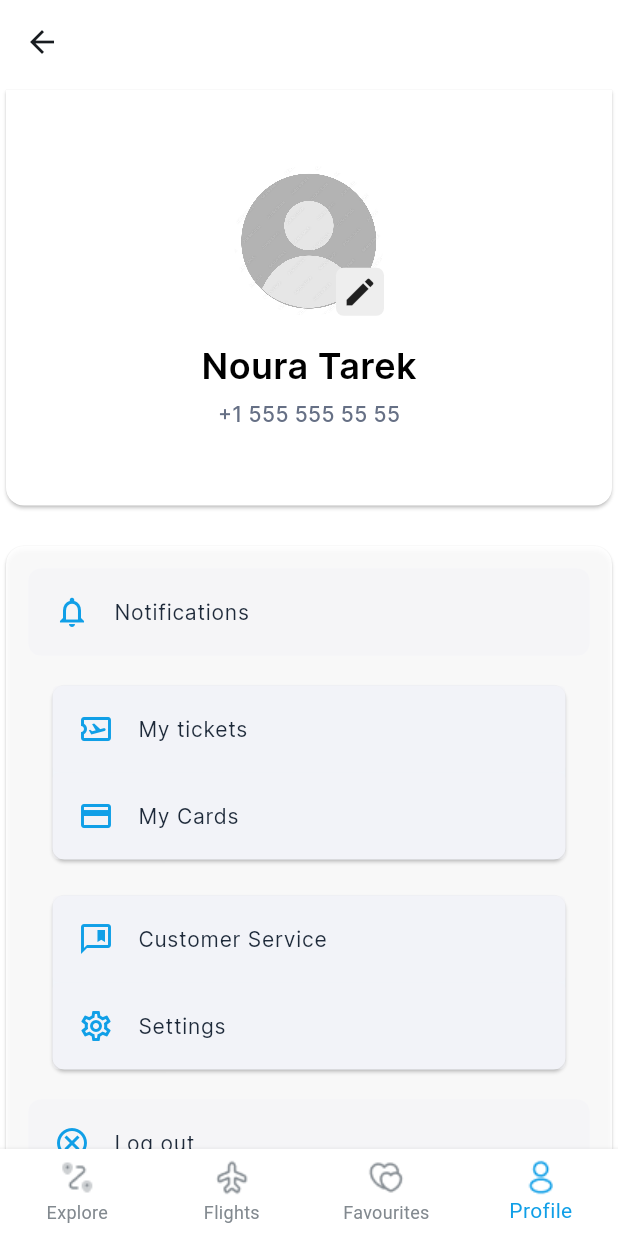
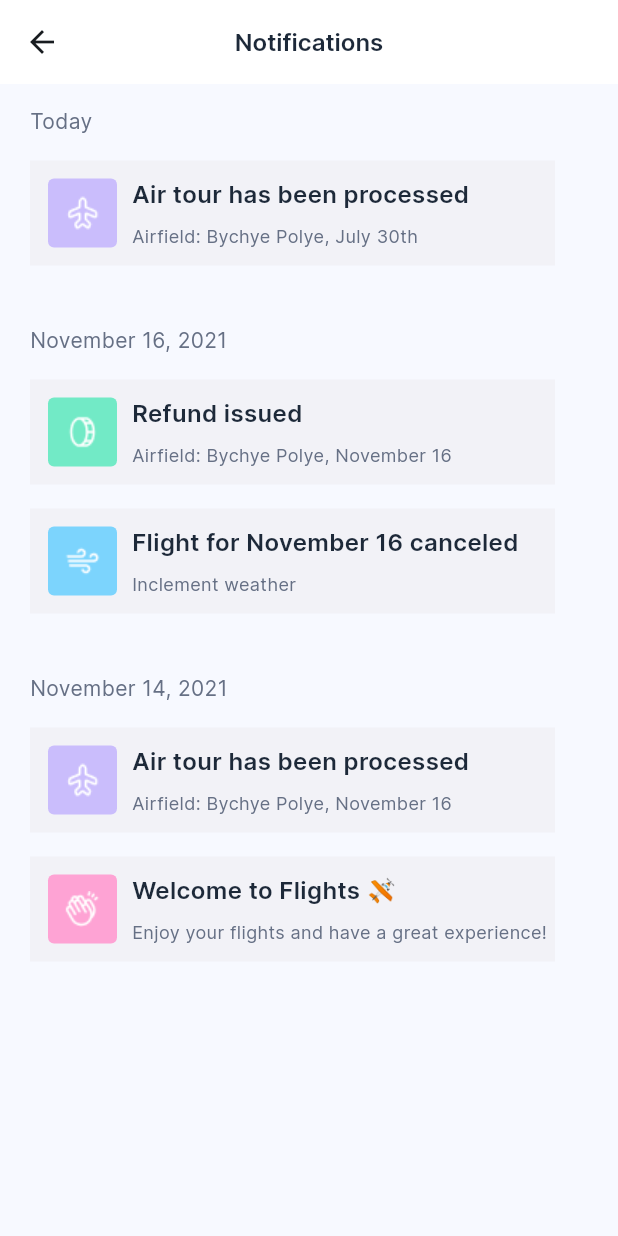
Before and after one commit to noura2tarek/flight_app, a Flutter app: the MainPageScreen screen opened by its route, item 4 of the bottom bar chosen, after a tap on "Notifications", on a phone screen of 412 x 824 dp. Run offline on Flutter 3.47's test engine with Material 3 defaults, Android fonts, the phone set to English and light mode, and no system bars; our stand-ins replace bloc, conditional_builder_null_safety, flutter_bloc, flutter_otp_text_field, flutter_svg, image_picker and 4 more; missing offline and left inert: flutterme_credit_card, intro_screen_onboarding_flutter, phone_form_field; accounts and stored records are empty.

Commit message:
Edit bottom nav & add notifications

```diff
--- a/lib/controllers/main_page_controller/main_page_controller_cubit.dart
+++ b/lib/controllers/main_page_controller/main_page_controller_cubit.dart
@@ -1,7 +1,5 @@
-import 'package:bloc/bloc.dart';
-import 'package:flutter/cupertino.dart';
+import 'package:flutter/material.dart';
 import 'package:flutter_bloc/flutter_bloc.dart';
-import 'package:meta/meta.dart';
 
 part 'main_page_controller_state.dart';
 
@@ -16,7 +14,7 @@ class MainPageControllerCubit extends Cubit<MainPageControllerState> {
 
   int currentIndex = 0;
 
-  void onTap(int value) {
+void onTap(int value) {
     currentIndex = value;
     emit(MainPageChangeIndex());
   }
--- a/lib/controllers/profile_screen_controller/profile_screen_cubit.dart
+++ b/lib/controllers/profile_screen_controller/profile_screen_cubit.dart
@@ -1,10 +1,8 @@
 import 'dart:io';
-import 'package:bloc/bloc.dart';
+import 'package:flight_app/presentation/core/resources/routes_manager.dart';
 import 'package:flutter/cupertino.dart';
 import 'package:flutter_bloc/flutter_bloc.dart';
 import 'package:image_picker/image_picker.dart';
-import 'package:meta/meta.dart';
-
 part 'profile_screen_state.dart';
 
 class ProfileScreenCubit extends Cubit<ProfileScreenState> {
@@ -27,4 +25,8 @@ class ProfileScreenCubit extends Cubit<ProfileScreenState> {
       emit(ProfileGetImageErrorState());
     }
   }
+
+  navToNotifications(BuildContext context){
+    Navigator.pushNamed(context, AppRoutes.notificationsRoute);
+  }
 }
--- a/lib/data/data_source/static/lists.dart
+++ b/lib/data/data_source/static/lists.dart
@@ -6,7 +6,7 @@ import '../../../presentation/core/managers/app_images.dart';
 import '../../../presentation/screens/main_page/screens/explore_screen.dart';
 import '../../../presentation/screens/main_page/screens/favourites_screen.dart';
 import '../../../presentation/screens/main_page/screens/flights_screen.dart';
-import '../../../presentation/screens/main_page/screens/profile_screen.dart';
+import '../../../presentation/screens/main_page/screens/profile/profile_screen.dart';
 
 
 final List<Widget> screens = [
--- a/lib/main.dart
+++ b/lib/main.dart
@@ -50,7 +50,7 @@ class MyApp extends StatelessWidget {
       locale: const Locale('en'),
       theme: theme,
       //initialRoute: AppRoutes.splashRoute,
-      home: EnterData(),
+      home: initial,
       routes: routes,
     );
   }
--- a/lib/presentation/core/managers/app_images.dart
+++ b/lib/presentation/core/managers/app_images.dart
@@ -17,5 +17,8 @@ class AppImages{
   static var food = 'assets/images/food.png';
   static var successPayment = 'assets/images/success.png';
   static var defaultPhoto = 'assets/images/defaultPhoto.jpg';
+  static var refundIcon = 'assets/images/refund.png';
+  static var windIcon = 'assets/images/Wind.png';
+  static var clapping = 'assets/images/HandsClapping.png';
 
 }
--- a/lib/presentation/core/managers/app_strings.dart
+++ b/lib/presentation/core/managers/app_strings.dart
@@ -24,4 +24,5 @@ class AppStringsEn{
   static String prepare = 'Set your bag for your flight.';
   static String whereFindAirplaneTour = 'Where to find an airplane tour?';
   static String inCaseOfCancellation = 'In case of flight cancellation the money will be refunded';
+  static String notifications = 'Notifications';
 }
--- a/lib/presentation/core/resources/color_manager.dart
+++ b/lib/presentation/core/resources/color_manager.dart
@@ -8,5 +8,7 @@ class AppColors {
   static var textColor = const Color(0xff344054);
   static var greyColor = Colors.grey[350];
   static var formFillColor = const Color(0xff1D2939);
+  static var lightPurple = const Color(0xffCABDFC);
   static var blueColor = const Color(0xff657FF3); //on boarding
+  static var white = const Color(0xffffffff); //on boarding
 }
--- a/lib/presentation/core/resources/routes_manager.dart
+++ b/lib/presentation/core/resources/routes_manager.dart
@@ -1,6 +1,8 @@
 import 'package:flight_app/presentation/screens/enter_data/enter_data_screen.dart';
 import 'package:flight_app/presentation/screens/enter_data/select_bitrh_date.dart';
 import 'package:flight_app/presentation/screens/main_page/screens/main_page_screen.dart';
+import 'package:flight_app/presentation/screens/main_page/screens/profile/notifications_screen.dart';
+import 'package:flight_app/presentation/screens/main_page/screens/profile/profile_screen.dart';
 import 'package:flight_app/presentation/screens/on_boarding/on_boarding_screen.dart';
 import 'package:flight_app/presentation/screens/payment/success_payment.dart';
 import 'package:flight_app/presentation/screens/verify_code/verify_code_screen.dart';
@@ -17,6 +19,8 @@ class AppRoutes{
   static const String enterBirthDateRoute = "/enterBirthDate";
   static const String verifyCodeRoute = "/verifyCode";
   static const String mainPageRoute = "/mainPage";
+  static const String profileRoute = "/profile";
+  static const String notificationsRoute = "/notifications";
   static const String checkOutRoute = "/checkout";
   static const String successPaymentRoute = "/successPayment";
 }
@@ -31,6 +35,8 @@ Map<String, Widget Function(BuildContext)> routes = {
   AppRoutes.enterBirthDateRoute : (context) => const SelectBirthDateScreen(),
   AppRoutes.verifyCodeRoute : (context) => const VerifyCodeScreen(),
   AppRoutes.mainPageRoute : (context) => const MainPageScreen(),
+  AppRoutes.profileRoute : (context) => const ProfileScreen(),
+  AppRoutes.notificationsRoute : (context) => const NotificationsScreen(),
   AppRoutes.checkOutRoute : (context) =>   PaymentScreen(),
   AppRoutes.successPaymentRoute : (context) => const SuccessPaymentScreen(),
 
--- a/lib/presentation/core/resources/styles_manager.dart
+++ b/lib/presentation/core/resources/styles_manager.dart
@@ -40,6 +40,14 @@ TextStyle interMedium14 = const TextStyle(
   fontFamily: 'Inter',
 );
 
+//inter semi bold 16
+TextStyle interSemiBold16({Color color = const Color(0xff667085)}) =>   TextStyle(
+  fontWeight: FontWeight.w600,
+  color: color,
+  fontSize: 16.0,
+  fontFamily: 'Inter',
+);
+
 //inter semi bold 17
 TextStyle interSemiBold17({required var color}) {
   return TextStyle(
@@ -51,10 +59,18 @@ TextStyle interSemiBold17({required var color}) {
 }
 
 //inter regular 14
-TextStyle interRegular14 = const TextStyle(
+TextStyle interRegular14({Color color = const Color(0xff1D2939)}) =>  TextStyle(
   fontWeight: FontWeight.w400,
-  color: Color(0xff1D2939),
+  color: color,
   fontSize: 14.0,
+  fontFamily: 'Inter',
+);
+
+//inter regular 14
+TextStyle interRegular12({Color color = const Color(0xff667085)}) =>  TextStyle(
+  fontWeight: FontWeight.w400,
+  color: color,
+  fontSize: 12.0,
   fontFamily: 'Inter',
 );
 
--- a/lib/presentation/screens/main_page/screens/explore_screen.dart
+++ b/lib/presentation/screens/main_page/screens/explore_screen.dart
@@ -228,11 +228,7 @@ class _ExploreScreenState extends State<ExploreScreen> {
                       ),
                       Text(
                         date ?? 'date',
-                        style: const TextStyle(
-                          color: Color(0xff98A2B3),
-                          fontFamily: 'Inter',
-                          fontSize: 16.0,
-                        ),
+                        style: interSemiBold16(color: const Color(0xff98A2B3)),
                       ),
                     ],
                   ),
--- a/lib/presentation/screens/main_page/screens/main_page_screen.dart
+++ b/lib/presentation/screens/main_page/screens/main_page_screen.dart
@@ -1,6 +1,7 @@
 import 'package:flutter/material.dart';
 import 'package:flutter/services.dart';
 import 'package:flutter_bloc/flutter_bloc.dart';
+import 'package:salomon_bottom_bar/salomon_bottom_bar.dart';
 import '../../../../controllers/main_page_controller/main_page_controller_cubit.dart';
 import '../../../../data/data_source/static/lists.dart';
 import '../../../core/managers/app_images.dart';
@@ -11,7 +12,6 @@ class MainPageScreen extends StatelessWidget {
 
   @override
   Widget build(BuildContext context) {
-
     return BlocProvider(
       create: (context) => MainPageControllerCubit(),
       child: BlocConsumer<MainPageControllerCubit, MainPageControllerState>(
@@ -30,46 +30,90 @@ class MainPageScreen extends StatelessWidget {
               ),
             ),
             /* ---------- Bottom Navigation Bar ---------- */
-            bottomNavigationBar: BottomNavigationBar(
+
+            bottomNavigationBar: SalomonBottomBar(
               currentIndex: cubit.currentIndex,
               items: [
-                BottomNavigationBarItem(
+                SalomonBottomBarItem(
+                  title: const Text('Explore'),
                   icon: Image.asset(
                     AppImages.exploreIcon,
                     color: cubit.currentIndex == 0
                         ? AppColors.primaryColor
                         : const Color(0xff82898F),
                   ),
-                    label: 'Explore'),
-                BottomNavigationBarItem(
+                ),
+                SalomonBottomBarItem(
+                  title: const Text('Flights'),
                   icon: Image.asset(
                     AppImages.planeIcon,
                     color: cubit.currentIndex == 1
                         ? AppColors.primaryColor
                         : const Color(0xff82898F),
                   ),
-                    label: 'Flights'),
-                BottomNavigationBarItem(
+                ),
+                SalomonBottomBarItem(
+                  title: const Text('Favourites'),
                   icon: Image.asset(
                     AppImages.favIcon,
                     color: cubit.currentIndex == 2
                         ? AppColors.primaryColor
                         : const Color(0xff82898F),
                   ),
-                    label: 'Favourites'),
-                BottomNavigationBarItem(
+                ),
+                SalomonBottomBarItem(
+                  title: const Text('Profile'),
                   icon: Image.asset(
                     AppImages.profileIcon,
                     color: cubit.currentIndex == 3
                         ? AppColors.primaryColor
                         : const Color(0xff82898F),
                   ),
-                    label: 'Profile'),
+                ),
               ],
-              onTap: (value) {
-                cubit.onTap(value);
-              },
+              onTap: (value) => cubit.onTap(value),
             ),
+
+            // bottomNavigationBar: BottomNavigationBar(
+            //   currentIndex: cubit.currentIndex,
+            //   items: [
+            //     BottomNavigationBarItem(
+            //         icon: Image.asset(
+            //           AppImages.exploreIcon,
+            //           color: cubit.currentIndex == 0
+            //               ? AppColors.primaryColor
+            //               : const Color(0xff82898F),
+            //         ),
+            //         label: 'Explore'),
+            //     BottomNavigationBarItem(
+            //         icon: Image.asset(
+            //           AppImages.planeIcon,
+            //           color: cubit.currentIndex == 1
+            //               ? AppColors.primaryColor
+            //               : const Color(0xff82898F),
+            //         ),
+            //         label: 'Flights'),
+            //     BottomNavigationBarItem(
+            //         icon: Image.asset(
+            //           AppImages.favIcon,
+            //           color: cubit.currentIndex == 2
+            //               ? AppColors.primaryColor
+            //               : const Color(0xff82898F),
+            //         ),
+            //         label: 'Favourites'),
+            //     BottomNavigationBarItem(
+            //         icon: Image.asset(
+            //           AppImages.profileIcon,
+            //           color: cubit.currentIndex == 3
+            //               ? AppColors.primaryColor
+            //               : const Color(0xff82898F),
+            //         ),
+            //         label: 'Profile'),
+            //   ],
+            //   onTap: (value) {
+            //     cubit.onTap(value);
+            //   },
+            // ),
             body: screens[cubit.currentIndex],
           );
         },
--- /dev/null
+++ b/lib/presentation/screens/main_page/screens/profile/notifications_screen.dart
@@ -0,0 +1,95 @@
+import 'package:flight_app/presentation/screens/main_page/screens/profile/widgets/notification_container.dart';
+import 'package:flutter/material.dart';
+import '../../../../core/managers/app_images.dart';
+import '../../../../core/resources/color_manager.dart';
+import '../../../../core/resources/styles_manager.dart';
+
+class NotificationsScreen extends StatelessWidget {
+  const NotificationsScreen({Key? key}) : super(key: key);
+
+  @override
+  Widget build(BuildContext context) {
+    return Scaffold(
+      appBar: AppBar(
+        centerTitle: true,
+        title: Text(
+          'Notifications',
+          style: interSemiBold16(color: const Color(0xff1D2939)),
+        ),
+        backgroundColor: Colors.white,
+        elevation: 0.0,
+      ),
+      body: Padding(
+        padding: const EdgeInsets.only(top: 15.0, right: 20.0, left: 20.0),
+        child: Column(
+          crossAxisAlignment: CrossAxisAlignment.start,
+          children: [
+            Text(
+              'Today',
+              style: interRegular14(color: const Color(0xff667085)),
+            ),
+            const SizedBox(
+              height: 16.0,
+            ),
+            NotificationContainer(
+              title: 'Air tour has been processed',
+              subtitle: 'Airfield: Bychye Polye, July 30th',
+              containerColor: AppColors.lightPurple,
+              image: AppImages.planeIcon,
+            ),
+            const SizedBox(
+              height: 40.0,
+            ),
+            Text(
+              'November 16, 2021',
+              style: interRegular14(color: Color(0xff667085)),
+            ),
+            const SizedBox(
+              height: 16.0,
+            ),
+            NotificationContainer(
+              title: 'Refund issued',
+              subtitle: 'Airfield: Bychye Polye, November 16',
+              containerColor: const Color(0xFF72EAC6),
+              image: AppImages.refundIcon,
+            ),
+            const SizedBox(
+              height: 16.0,
+            ),
+            NotificationContainer(
+              title: 'Flight for November 16 canceled',
+              subtitle: 'Inclement weather',
+              containerColor: const Color(0xFF7CD4FD),
+              image: AppImages.windIcon,
+            ),
+            const SizedBox(
+              height: 40.0,
+            ),
+            Text(
+              'November 14, 2021',
+              style: interRegular14(color: const Color(0xff667085)),
+            ),
+            const SizedBox(
+              height: 16.0,
+            ),
+            NotificationContainer(
+              title: 'Air tour has been processed',
+              subtitle: 'Airfield: Bychye Polye, November 16',
+              containerColor: AppColors.lightPurple,
+              image: AppImages.planeIcon,
+            ),
+            const SizedBox(
+              height: 16.0,
+            ),
+            NotificationContainer(
+              title: 'Welcome to Flights 🛩',
+              subtitle: 'Enjoy your flights and have a great experience!',
+              containerColor: const Color(0xFFFEA3D4),
+              image: AppImages.clapping,
+            ),
+          ],
+        ),
+      ),
+    );
+  }
+}
--- a/lib/presentation/screens/main_page/screens/profile_screen.dart
+++ b/lib/presentation/screens/main_page/screens/profile/profile_screen.dart
@@ -1,12 +1,12 @@
 import 'package:flight_app/presentation/core/managers/app_images.dart';
+import 'package:flight_app/presentation/core/managers/app_strings.dart';
 import 'package:flutter/material.dart';
 import 'package:flutter_bloc/flutter_bloc.dart';
-import '../../../../controllers/profile_screen_controller/profile_screen_cubit.dart';
-import '../../../core/resources/color_manager.dart';
-import '../../../core/resources/routes_manager.dart';
-import '../../../core/resources/styles_manager.dart';
+import '../../../../../controllers/profile_screen_controller/profile_screen_cubit.dart';
+import '../../../../core/resources/color_manager.dart';
+import '../../../../core/resources/routes_manager.dart';
+import '../../../../core/resources/styles_manager.dart';
 
-//make it with cubit
 class ProfileScreen extends StatelessWidget {
   const ProfileScreen({Key? key}) : super(key: key);
 
@@ -124,7 +124,9 @@ class ProfileScreen extends StatelessWidget {
                           /* ---------- Notifications  ---------- */
                           ListTile(
                             splashColor: Colors.white70,
-                            onTap: () {},
+                            onTap: () {
+                              cubit.navToNotifications(context);
+                            },
                             tileColor: const Color(0xfff2f2f7).withOpacity(0.5),
                             shape: const OutlineInputBorder(
                               borderRadius: BorderRadius.all(Radius.circular(8.0)),
@@ -134,7 +136,7 @@ class ProfileScreen extends StatelessWidget {
                               Icons.notifications_none_outlined,
                               color: AppColors.primaryColor,
                             ),
-                            title: Text('Notifications', style: interRegular14,),
+                            title: Text(AppStringsEn.notifications, style: interRegular14(),),
                           ),
                           const SizedBox(height: 16.0,),
                           /* ---------- tickets & cards  ---------- */
@@ -161,7 +163,7 @@ class ProfileScreen extends StatelessWidget {
                                        Icons.airplane_ticket_outlined,
                                        color: AppColors.primaryColor,
                                      ),
-                                     title: Text('My tickets', style: interRegular14,),
+                                     title: Text('My tickets', style: interRegular14(),),
                                    ),
                                    /* ---------- cards list tile  ---------- */
                                    ListTile(
@@ -178,7 +180,7 @@ class ProfileScreen extends StatelessWidget {
                                        Icons.credit_card,
                                        color: AppColors.primaryColor,
                                      ),
-                                     title: Text('My Cards', style: interRegular14,),
+                                     title: Text('My Cards', style: interRegular14(),),
                                    ),
 
                                  ],
@@ -210,7 +212,7 @@ class ProfileScreen extends StatelessWidget {
                                       Icons.comment_bank_outlined,
                                       color: AppColors.primaryColor,
                                     ),
-                                    title: Text('Customer Service', style: interRegular14,),
+                                    title: Text('Customer Service', style: interRegular14(),),
                                   ),
                                   /* ---------- settings tile  ---------- */
                                   ListTile(
@@ -224,7 +226,7 @@ class ProfileScreen extends StatelessWidget {
                                       Icons.settings_outlined,
                                       color: AppColors.primaryColor,
                                     ),
-                                    title: Text('Settings', style: interRegular14,),
+                                    title: Text('Settings', style: interRegular14(),),
                                   ),
 
                                 ],
@@ -245,7 +247,7 @@ class ProfileScreen extends StatelessWidget {
                               Icons.cancel_outlined,
                               color: AppColors.primaryColor,
                             ),
-                            title: Text('Log out', style: interRegular14,),
+                            title: Text('Log out', style: interRegular14(),),
                           ),
                         ],
                       ),
--- /dev/null
+++ b/lib/presentation/screens/main_page/screens/profile/widgets/notification_container.dart
@@ -0,0 +1,73 @@
+import 'package:flutter/cupertino.dart';
+import 'package:flutter/material.dart';
+import 'package:flutter/widgets.dart';
+import '../../../../../core/resources/color_manager.dart';
+import '../../../../../core/resources/styles_manager.dart';
+
+class NotificationContainer extends StatelessWidget {
+  const NotificationContainer(
+      {Key? key,
+      required this.containerColor,
+      required this.image,
+      required this.title,
+      required this.subtitle})
+      : super(key: key);
+  final Color containerColor;
+  final String image;
+  final String title;
+  final String subtitle;
+
+  @override
+  Widget build(BuildContext context) {
+    return Container(
+      height: 70.0,
+      width: 350.0,
+      decoration: const BoxDecoration(
+        color: Color(0xffF2F2F7),
+      ),
+      child: Row(
+        children: [
+          Container(
+            margin: const EdgeInsets.only(left: 12.0),
+            decoration: BoxDecoration(
+              color: containerColor,
+              borderRadius: const BorderRadius.all(Radius.circular(4.0)),
+            ),
+            width: 46.0,
+            height: 46.0,
+            child: Image.asset(
+              image,
+              color: AppColors.white,
+            ),
+          ),
+          const SizedBox(
+            width: 10.0,
+          ),
+          Expanded(
+            child: Column(
+              mainAxisAlignment: MainAxisAlignment.center,
+              crossAxisAlignment: CrossAxisAlignment.start,
+              children: [
+                Text(
+                  title,
+                  style: interSemiBold16(color: Color(0xff1D2939)),
+                  overflow: TextOverflow.ellipsis,
+                  maxLines: 1,
+                ),
+                const SizedBox(
+                  height: 8.0,
+                ),
+                Text(
+                  subtitle,
+                  overflow: TextOverflow.ellipsis,
+                  maxLines: 1,
+                  style: interRegular12(),
+                ),
+              ],
+            ),
+          ),
+        ],
+      ),
+    );
+  }
+}
--- a/pubspec.yaml
+++ b/pubspec.yaml
@@ -52,6 +52,8 @@ dependencies:
   #image picker
   image_picker: ^1.1.1
   cached_network_image: ^3.3.1
+  #animation
+  salomon_bottom_bar: ^3.3.2
 dev_dependencies:
   flutter_test:
     sdk: flutter
```
Also changed, not shown: assets/images/HandsClapping.png (added), assets/images/Wind.png (added), assets/images/refund.png (added), pubspec.lock, 1 other file. Lines whose indentation alone changed are shown as unchanged.
